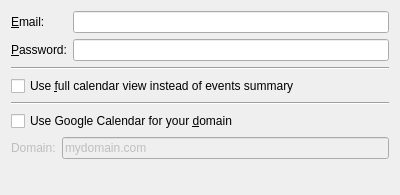
The window that contents/code/settings.ui (ehamberg/GCal-Coming) describes before a commit, drawn with Qt 5.
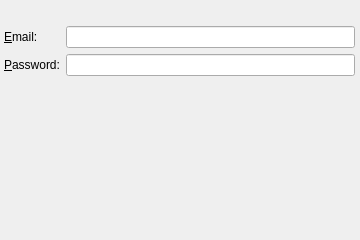
The same window after the commit. Icons and pictures are not drawn.

The edit to the form file:
```diff
--- a/contents/code/settings.ui
+++ b/contents/code/settings.ui
@@ -6,14 +6,63 @@
    <rect>
     <x>0</x>
     <y>0</y>
-    <width>400</width>
-    <height>195</height>
+    <width>360</width>
+    <height>240</height>
    </rect>
   </property>
   <property name="windowTitle">
    <string>Google Calendar Settings</string>
   </property>
+  <widget class="QWidget" name="">
+   <property name="geometry">
+    <rect>
+     <x>4</x>
+     <y>0</y>
+     <width>351</width>
+     <height>238</height>
+    </rect>
+   </property>
   <layout class="QVBoxLayout" name="verticalLayout_3">
+    <item>
+     <layout class="QHBoxLayout" name="horizontalLayout">
+      <item>
+       <spacer name="horizontalSpacer">
+        <property name="orientation">
+         <enum>Qt::Horizontal</enum>
+        </property>
+        <property name="sizeHint" stdset="0">
+         <size>
+          <width>40</width>
+          <height>20</height>
+         </size>
+        </property>
+       </spacer>
+      </item>
+      <item>
+       <widget class="QLabel" name="label">
+        <property name="text">
+         <string/>
+        </property>
+        <property name="pixmap">
+         <pixmap resource="settings.qrc">:/preferences-contact-list.png</pixmap>
+        </property>
+       </widget>
+      </item>
+      <item>
+       <spacer name="horizontalSpacer_2">
+        <property name="orientation">
+         <enum>Qt::Horizontal</enum>
+        </property>
+        <property name="sizeHint" stdset="0">
+         <size>
+          <width>40</width>
+          <height>20</height>
+         </size>
+        </property>
+       </spacer>
+      </item>
+     </layout>
+    </item>
    <item>
     <layout class="QHBoxLayout" name="horizontalLayout_2">
      <item>
@@ -56,61 +105,6 @@
      </item>
     </layout>
    </item>
-   <item>
-    <widget class="Line" name="line_2">
-     <property name="orientation">
-      <enum>Qt::Horizontal</enum>
-     </property>
-    </widget>
-   </item>
-   <item>
-    <widget class="QCheckBox" name="chk_fullCalendar">
-     <property name="text">
-      <string>Use &amp;full calendar view instead of events summary</string>
-     </property>
-    </widget>
-   </item>
-   <item>
-    <widget class="Line" name="line">
-     <property name="orientation">
-      <enum>Qt::Horizontal</enum>
-     </property>
-    </widget>
-   </item>
-   <item>
-    <widget class="QCheckBox" name="chk_yourDomain">
-     <property name="text">
-      <string>Use Google Calendar for your &amp;domain</string>
-     </property>
-    </widget>
-   </item>
-   <item>
-    <layout class="QHBoxLayout" name="horizontalLayout">
-     <item>
-      <widget class="QLabel" name="lbl_domain">
-       <property name="enabled">
-        <bool>false</bool>
-       </property>
-       <property name="text">
-        <string>Domain:</string>
-       </property>
-       <property name="buddy">
-        <cstring>le_domain</cstring>
-       </property>
-      </widget>
-     </item>
-     <item>
-      <widget class="QLineEdit" name="le_domain">
-       <property name="enabled">
-        <bool>false</bool>
-       </property>
-       <property name="text">
-        <string>mydomain.com</string>
-       </property>
-      </widget>
-     </item>
-    </layout>
-   </item>
    <item>
     <spacer name="verticalSpacer">
      <property name="orientation">
@@ -126,39 +120,9 @@
    </item>
   </layout>
  </widget>
- <resources/>
- <connections>
-  <connection>
-   <sender>chk_yourDomain</sender>
-   <signal>toggled(bool)</signal>
-   <receiver>lbl_domain</receiver>
-   <slot>setEnabled(bool)</slot>
-   <hints>
-    <hint type="sourcelabel">
-     <x>54</x>
-     <y>70</y>
-    </hint>
-    <hint type="destinationlabel">
-     <x>70</x>
-     <y>93</y>
-    </hint>
-   </hints>
-  </connection>
-  <connection>
-   <sender>chk_yourDomain</sender>
-   <signal>toggled(bool)</signal>
-   <receiver>le_domain</receiver>
-   <slot>setEnabled(bool)</slot>
-   <hints>
-    <hint type="sourcelabel">
-     <x>169</x>
-     <y>73</y>
-    </hint>
-    <hint type="destinationlabel">
-     <x>173</x>
-     <y>92</y>
-    </hint>
-   </hints>
-  </connection>
- </connections>
+ </widget>
+ <resources>
+  <include location="settings.qrc"/>
+ </resources>
+ <connections/>
 </ui>
```
Lines whose indentation alone changed are shown as unchanged.
